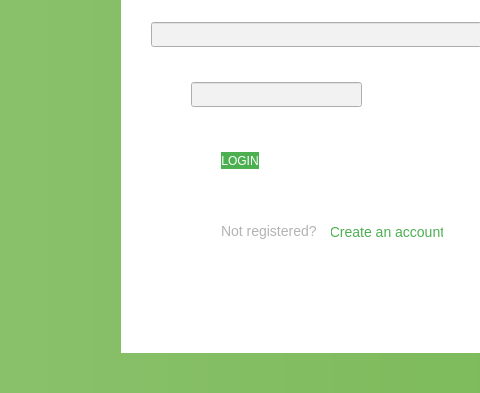
First picture: the form in mainwindow.ui, repository tzcl/qtSRFRS, before the edit; both pictures show x 148 to 628 and y 327 to 720 of the 960 by 720 pixel window.
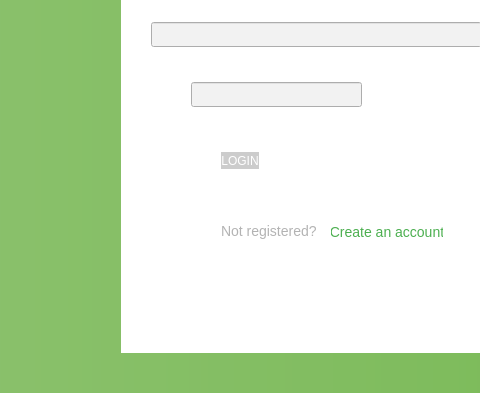
Second picture: the form after the edit.

Commit message: Finished login system

What changed in the file:
```diff
--- a/mainwindow.ui
+++ b/mainwindow.ui
@@ -21,7 +21,19 @@
   </property>
   <widget class="QWidget" name="centralWidget">
    <property name="styleSheet">
-    <string notr="true"/>
+    <string notr="true">QPushButton {
+color: white;
+background: #4CAF50;
+border-radius: 0px;
+}
+
+QPushButton:hover {
+background: #43A047
+}
+
+QPushButton:disabled {
+background-color: rgb(204, 204, 204);
+}</string>
    </property>
    <widget class="QStackedWidget" name="stackedWidget">
     <property name="geometry">
@@ -125,6 +137,9 @@
       </property>
      </widget>
      <widget class="QStackedWidget" name="loginStacked">
+      <property name="enabled">
+       <bool>true</bool>
+      </property>
       <property name="geometry">
        <rect>
         <x>269</x>
@@ -144,17 +159,7 @@
       </property>
       <widget class="QWidget" name="loginBox">
        <property name="styleSheet">
-        <string notr="true">QPushButton#btn_login {
-color: white;
-background: #4CAF50;
-border-radius: 0px;
-}
-
-QPushButton#btn_login:hover {
-background: #43A047
-}
-
-QLineEdit {
+        <string notr="true">QLineEdit {
 outline: 0;
 background: #f2f2f2;
 padding-left: 8px;
@@ -166,6 +171,7 @@
 }
 
 QPushButton#btn_create {
+background: 0;
 color: #4CAF50;
 font-size: 14px;
 border-radius: 0px;
@@ -192,6 +198,9 @@
         </property>
        </widget>
        <widget class="QPushButton" name="btn_login">
+        <property name="enabled">
+         <bool>false</bool>
+        </property>
         <property name="geometry">
          <rect>
           <x>100</x>
```
Left out of the diff: 16 changed lines with no effect on the pictures. The commit also changes 8 other files.
